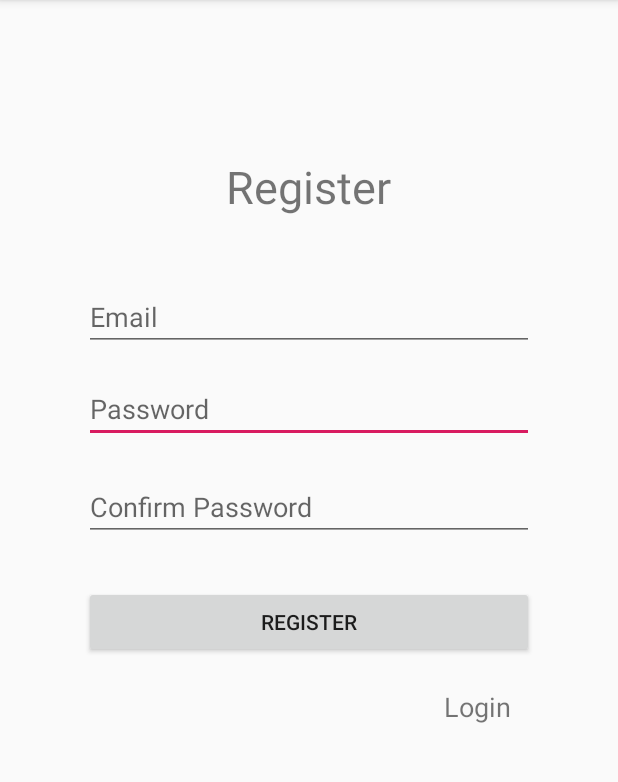
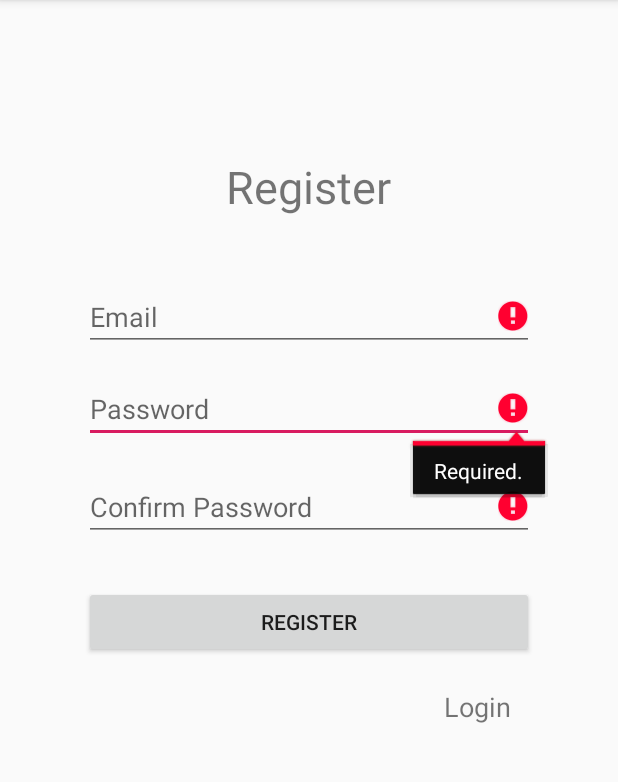
Before and after one commit to FredyGonzalez7/android_segurity_essentials, an Android app: the RegisterActivity screen opened directly, with no data from a screen before it, after a tap on "REGISTER", on a phone screen of 412 x 824 dp, the part 84-866 px from its top. Run offline under Robolectric (Android 15) with nearby library versions, the phone set to English and light mode, and no system bars; our stand-ins replace Firebase (no records; nobody signed in at launch, a user with empty details on screens opened directly).

```diff
--- a/app/src/main/java/com/example/segurity_essentials_class/RegisterActivity.java
+++ b/app/src/main/java/com/example/segurity_essentials_class/RegisterActivity.java
@@ -1,23 +1,33 @@
 package com.example.segurity_essentials_class;
 
+import androidx.annotation.NonNull;
 import androidx.appcompat.app.AppCompatActivity;
 
+import android.annotation.SuppressLint;
 import android.os.Bundle;
+import android.text.TextUtils;
 import android.util.Base64;
+import android.util.Log;
 import android.view.View;
 import android.widget.Button;
 import android.widget.EditText;
 import android.widget.TextView;
 import android.widget.Toast;
 
+import com.google.android.gms.tasks.OnCompleteListener;
+import com.google.android.gms.tasks.Task;
+import com.google.firebase.auth.AuthResult;
 import com.google.firebase.auth.FirebaseAuth;
 import com.google.firebase.auth.FirebaseUser;
+import com.google.firebase.database.core.Tag;
 
 import java.io.UnsupportedEncodingException;
+import java.nio.charset.StandardCharsets;
 import java.security.InvalidAlgorithmParameterException;
 import java.security.InvalidKeyException;
 import java.security.InvalidParameterException;
 import java.security.NoSuchAlgorithmException;
+import java.util.Arrays;
 
 import javax.crypto.BadPaddingException;
 import javax.crypto.Cipher;
@@ -48,7 +58,7 @@ public class RegisterActivity extends AppCompatActivity {
 
         //Initialize Firebase Auth
         mAuth = FirebaseAuth.getInstance();
-        FirebaseUser currentUser = mAuth.getCurrentUser();
+        final FirebaseUser currentUser = mAuth.getCurrentUser();
 
         email = findViewById(R.id.editTextEmail);
         pass = findViewById(R.id.editTextPass);
@@ -56,98 +66,121 @@ public class RegisterActivity extends AppCompatActivity {
         register = findViewById(R.id.buttonRegister);
         login = findViewById(R.id.textLogin);
 
+
+        //findViewById(R.id.buttonRegister).setOnClickListener((View.OnClickListener) this);
+
         register.setOnClickListener(new View.OnClickListener() {
             @Override
             public void onClick(View view) {
-                if (pass.getText().toString().equals(conpass.getText().toString())){
+                if (validateForm()) {
                     //Toast.makeText(getApplicationContext(), "Las claves coinciden", Toast.LENGTH_LONG).show();
+                    if (validatePass()){
+                        secretKeySpec = new SecretKeySpec(clave.getBytes(), "AES");
+                        try {
+                            byte[] passEncrypted;
+                            passEncrypted = encryptMsg(pass.getText().toString(), secretKeySpec);
+                            Toast.makeText(getApplicationContext(), Arrays.toString(passEncrypted), Toast.LENGTH_LONG).show();
+                            String passDecrypted = decryptMsg(passEncrypted, secretKeySpec);
+                            Toast.makeText(getApplicationContext(), passDecrypted, Toast.LENGTH_LONG).show();
+                        } catch (Exception e) {
+                            e.printStackTrace();
+                            Toast.makeText(getApplicationContext(), e.getLocalizedMessage() + "  error", Toast.LENGTH_LONG).show();
+                        }
+                    }
+                    else Toast.makeText(getApplicationContext(), "Las contraseñas no coinciden", Toast.LENGTH_LONG).show();
 
-                    secretKeySpec =  new SecretKeySpec(clave.getBytes(), "AES");
-
-                    try {
-                        byte[] claveEncryptada = encryptMsg(pass.getText().toString(),secretKeySpec);
-                        //Toast.makeText(getApplicationContext(), claveEncryptada.toString(), Toast.LENGTH_LONG).show();
-                        Toast.makeText(getApplicationContext(), claveEncryptada.toString(), Toast.LENGTH_LONG).show();
-                        String claveDesencriptada = decrryptMsg(claveEncryptada,secretKeySpec);
-                        Toast.makeText(getApplicationContext(), claveDesencriptada, Toast.LENGTH_LONG).show();
-                    } catch (Exception e) {
-                        e.printStackTrace();
-                        Toast.makeText(getApplicationContext(), e.getLocalizedMessage()+"  error", Toast.LENGTH_LONG).show();
-                    }
-                    /*try {
-                        String claveEncryptada = encryptMsg(pass.getText().toString(),secret);
-                        Toast.makeText(getApplicationContext(), claveEncryptada.toString()+"123", Toast.LENGTH_LONG).show();
-                    } catch (NoSuchAlgorithmException e) {
-                        Toast.makeText(getApplicationContext(), e.getLocalizedMessage(), Toast.LENGTH_LONG).show();
-
-                    } catch (NoSuchPaddingException e) {
-                        Toast.makeText(getApplicationContext(), e.getMessage(), Toast.LENGTH_LONG).show();
-                        e.printStackTrace();
-                    } catch (InvalidKeyException e) {
-                        Toast.makeText(getApplicationContext(), e.getMessage(), Toast.LENGTH_LONG).show();
-                        e.printStackTrace();
-                    } catch (IllegalBlockSizeException e) {
-                        Toast.makeText(getApplicationContext(), e.getMessage(), Toast.LENGTH_LONG).show();
-                        e.printStackTrace();
-                    } catch (BadPaddingException e) {
-                        e.printStackTrace();
-                        Toast.makeText(getApplicationContext(), e.getMessage(), Toast.LENGTH_LONG).show();
-                    } catch (UnsupportedEncodingException e) {
-                        e.printStackTrace();
-                        Toast.makeText(getApplicationContext(), e.getLocalizedMessage(), Toast.LENGTH_LONG).show();
-                    } catch (InvalidAlgorithmParameterException e) {
-                        e.printStackTrace();
-                        Toast.makeText(getApplicationContext(), e.getLocalizedMessage(), Toast.LENGTH_LONG).show();
-                    }
-                    Toast.makeText(getApplicationContext(), "dd", Toast.LENGTH_LONG).show();
-                    */
-                }
-                else {
-                    Toast.makeText(getApplicationContext(), "Las claves no coinciden", Toast.LENGTH_LONG).show();
+                } else {
+                    Toast.makeText(getApplicationContext(), "Rellene todos los campos", Toast.LENGTH_LONG).show();
                 }
 
             }
         });
     }
     /*
+    @Override
+    protected void onStart() {
+        super.onStart();
+        // Check if user is signed in (non-null) and update UI accordingly.
+        FirebaseUser currentUser = mAuth.getCurrentUser();
+        //updateUI(currentUser);
+    }*/
+
+    private void createAccount(String email, String password) {
+        //Log.d("TAG", "createAccount:" + email);
+        if (!validateForm()) {
+            //return;
+            Toast.makeText(getApplicationContext(), "Revise los datos", Toast.LENGTH_LONG).show();
+        }
+
+        //showProgressDialog();
+
+        // [START create_user_with_email]
+        mAuth.createUserWithEmailAndPassword(email, password)
+                .addOnCompleteListener(this, new OnCompleteListener<AuthResult>() {
+                    @Override
+                    public void onComplete(@NonNull Task<AuthResult> task) {
+                        if (task.isSuccessful()) {
+                            // Sign in success, update UI with the signed-in user's information
+                            //Log.d("TAG", "createUserWithEmail:success");
+                            FirebaseUser user = mAuth.getCurrentUser();
+                            //updateUI(user);
+                        } else {
+                            // If sign in fails, display a message to the user.
+                            //Log.d("TAG", "createUserWithEmail:failure", task.getException());
+                            Toast.makeText(RegisterActivity.this, "Authentication failed.",
+                                    Toast.LENGTH_SHORT).show();
+                            //updateUI(null);
+                        }
+
+                        // [START_EXCLUDE]
+                        //hideProgressDialog();
+                        // [END_EXCLUDE]
+                    }
+                });
+        // [END create_user_with_email]
+
+    }
+    /*
+    private void updateUI(FirebaseUser user) {
+        hideProgressDialog();
+        if (user != null) {
+            mStatusTextView.setText(getString(R.string.emailpassword_status_fmt,
+                    user.getEmail(), user.isEmailVerified()));
+            mDetailTextView.setText(getString(R.string.firebase_status_fmt, user.getUid()));
+
+            findViewById(R.id.emailPasswordButtons).setVisibility(View.GONE);
+            findViewById(R.id.emailPasswordFields).setVisibility(View.GONE);
+            findViewById(R.id.signedInButtons).setVisibility(View.VISIBLE);
+
+            findViewById(R.id.verifyEmailButton).setEnabled(!user.isEmailVerified());
+        } else {
+            mStatusTextView.setText(R.string.signed_out);
+            mDetailTextView.setText(null);
+
+            findViewById(R.id.emailPasswordButtons).setVisibility(View.VISIBLE);
+            findViewById(R.id.emailPasswordFields).setVisibility(View.VISIBLE);
+            findViewById(R.id.signedInButtons).setVisibility(View.GONE);
+        }
+    }*/
+
+    /*
     public static SecretKey generateKey() throws NoSuchAlgorithmException, InvalidKeyException {
         return secret = new SecretKeySpec(clave.getBytes(), "AES");
     }Arrays.toString(byteArr)*/
+
     //public String encryptMsg(String message, SecretKey key) throws NoSuchAlgorithmException, NoSuchPaddingException, InvalidKeyException, InvalidParameterException, IllegalBlockSizeException, BadPaddingException, UnsupportedEncodingException, InvalidAlgorithmParameterException {
     public byte[] encryptMsg(String message, SecretKey key) throws Exception {
-            //String text;
-        Cipher cipher = Cipher.getInstance("AES/ECB/PKCS5Padding");
+        @SuppressLint("GetInstance") Cipher cipher = Cipher.getInstance("AES/ECB/PKCS5Padding");
         cipher.init(Cipher.ENCRYPT_MODE, key);
-        return cipher.doFinal(message.getBytes("UTF-8"));
-
-        /*
-        if (key == null) {
-            System.out.print("Key为空null");
-            return null;
-        }
-        // 判断Key是否为16位
-        if (key.length() != 16) {
-            System.out.print("Key长度不是16位");
-            return null;
-        }
-
-        byte[] raw = key.getBytes("UTF-8");
-        SecretKeySpec skeySpec = new SecretKeySpec(raw, "AES");
-        Cipher cipher = Cipher.getInstance("AES/CBC/Iso10126Padding");//"算法/模式/补码方式"
-        IvParameterSpec ivps = new IvParameterSpec(iv.getBytes("UTF-8"));//使用CBC模式，需要一个向量iv，可增加加密算法的强度
-        cipher.init(Cipher.ENCRYPT_MODE, skeySpec, ivps);
-        byte[] encrypted = cipher.doFinal(message.getBytes("UTF-8"));
-        return new String(Base64.encodeBase64(encrypted),"UTF-8");//此处使用BAES64做转码功能，同时能起到2次
-        //return new String(Base64.encodeToString(cipherText),"UTF-8");
-        */
+        return cipher.doFinal(message.getBytes(StandardCharsets.UTF_8));
     }
 
-    public static String decrryptMsg(byte[] cipherText, SecretKey secret) throws NoSuchAlgorithmException, NoSuchPaddingException, InvalidKeyException, InvalidParameterException, IllegalBlockSizeException, BadPaddingException, UnsupportedEncodingException {
-        Cipher cipher = null;
+    @SuppressLint("GetInstance")
+    public static String decryptMsg(byte[] cipherText, SecretKey secret) throws NoSuchAlgorithmException, NoSuchPaddingException, InvalidKeyException, InvalidParameterException, IllegalBlockSizeException, BadPaddingException {
+        Cipher cipher;
         cipher = Cipher.getInstance("AES/ECB/PKCS5Padding");
         cipher.init(Cipher.DECRYPT_MODE, secret);
-        String decryptString = new String(cipher.doFinal(cipherText), "UTF-8");
-        return decryptString;
+        return new String(cipher.doFinal(cipherText), StandardCharsets.UTF_8);
     }
     /*
     public static String registrarUsuario(FirebaseUser currentUser,String email, String password){
@@ -182,4 +215,49 @@ public class RegisterActivity extends AppCompatActivity {
         }
     }*/
 
+
+    private boolean validateForm() {
+        boolean valid = true;
+
+        String localEmail = email.getText().toString();
+        if (TextUtils.isEmpty(localEmail)) {
+            email.setError("Required.");
+            valid = false;
+        } else {
+            email.setError(null);
+        }
+
+        String password = pass.getText().toString();
+        if (TextUtils.isEmpty(password)) {
+            pass.setError("Required.");
+            valid = false;
+        } else {
+            pass.setError(null);
+        }
+
+        String confirmPassword = conpass.getText().toString();
+        if (TextUtils.isEmpty(confirmPassword)) {
+            conpass.setError("Required.");
+            valid = false;
+        } else {
+            conpass.setError(null);
+        }
+        return valid;
+    }
+
+    private boolean validatePass(){
+        boolean valid = true;
+        String password = pass.getText().toString();
+        String confirmPassword = conpass.getText().toString();
+        if (!password.equals(confirmPassword)) {
+            pass.setError("Required.");
+            conpass.setError("Required.");
+            valid = false;
+        } else {
+            pass.setError(null);
+            conpass.setError(null);
+        }
+        return valid;
+    }
+
 }
```
